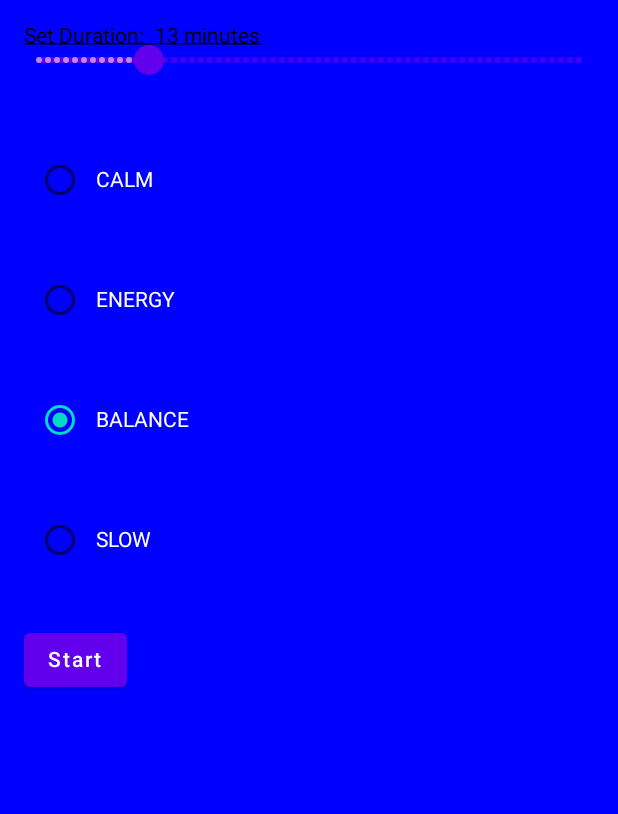
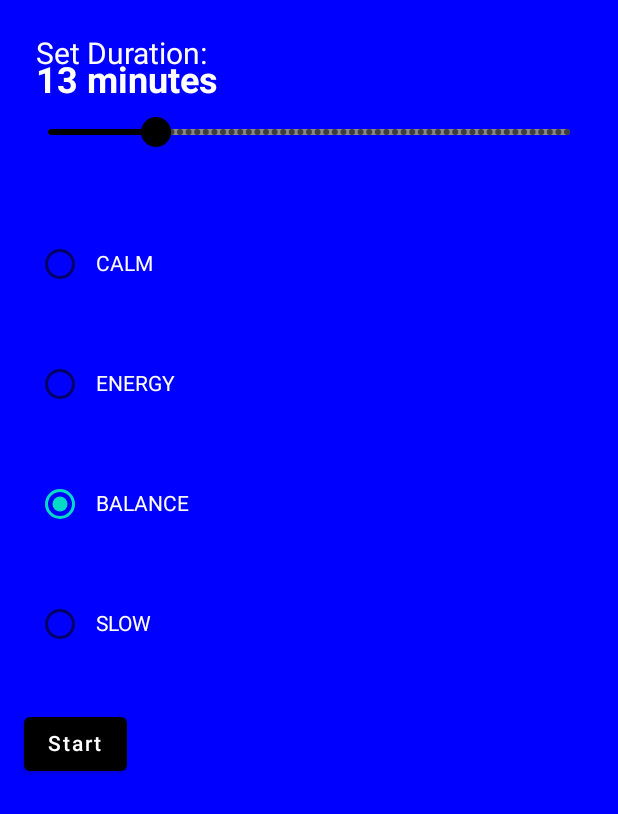
Before and after one commit to elpopes/zenzo, an Android app built with Jetpack Compose: the screen it shows after launch (MainActivity), on a phone screen of 412 x 824 dp. Shown: the top 814 px of the screen. Run offline under Robolectric (Android 15) with nearby library versions, the phone set to English and light mode, and no system bars.

Commit message:
Increase size of slider text, adjust colors

```diff
--- a/app/src/main/java/com/zenzo/zenzo/MeditationOptionsScreen.kt
+++ b/app/src/main/java/com/zenzo/zenzo/MeditationOptionsScreen.kt
@@ -19,19 +19,18 @@ import androidx.compose.ui.graphics.Color
 import androidx.compose.foundation.background
 import androidx.compose.foundation.layout.fillMaxSize
 import androidx.compose.foundation.layout.Box
-
-
+import androidx.compose.material.ButtonDefaults
 
 
 @Composable
 fun MeditationOptionsScreen(navController: NavController) {
     Column(
         modifier = Modifier
-            .fillMaxSize() // Fill the entire screen
-            .background(Color.Blue) // Set background color to blue
+            .fillMaxSize()
+            .background(Color.Blue)
     ) {
         var duration by remember { mutableStateOf(13) }
-        Box(modifier = Modifier.padding(16.dp)) {
+        Box(modifier = Modifier.padding(24.dp)) {
             SetTimer(duration = duration, onDurationChange = { duration = it })
         }
 
@@ -50,9 +49,18 @@ fun MeditationOptionsScreen(navController: NavController) {
 
 
         Box(modifier = Modifier.padding(16.dp)) {
-            Button(onClick = { startMeditation(duration, selectedPattern, navController) }) {
-                Text("Start", color = Color.White) // Set text color to white
+            Button(
+                onClick = { startMeditation(duration, selectedPattern, navController) },
+                colors = ButtonDefaults.buttonColors(
+                    backgroundColor = Color.Black,
+                    contentColor = Color.White,
+                    disabledBackgroundColor = Color.Gray,
+                    disabledContentColor = Color.White,
+                )
+            ) {
+                Text("Start", color = Color.White)
             }
+
         }
     }
 }
--- a/app/src/main/java/com/zenzo/zenzo/MeditationScreen.kt
+++ b/app/src/main/java/com/zenzo/zenzo/MeditationScreen.kt
@@ -21,7 +21,7 @@ import androidx.navigation.NavController
 fun MeditationScreen(navController: NavController, duration: Int, pattern: BreathingPattern) {
     val meditationTimeInSeconds = duration * 60
     val meditationTimePassed = remember { mutableStateOf(0) }
-    val animationState = remember { mutableStateOf(AnimationState.INHALE) }
+    val animationState = remember { mutableStateOf(AnimationState.EXHALE) }
 
     LaunchedEffect(key1 = meditationTimePassed.value) {
         if (meditationTimePassed.value < meditationTimeInSeconds) {
--- a/app/src/main/java/com/zenzo/zenzo/SetTimer.kt
+++ b/app/src/main/java/com/zenzo/zenzo/SetTimer.kt
@@ -3,15 +3,36 @@ package com.zenzo.zenzo
 import androidx.compose.material.Slider
 import androidx.compose.runtime.Composable
 import androidx.compose.material.Text
+import androidx.compose.ui.text.TextStyle
+import androidx.compose.ui.text.font.FontWeight
+import androidx.compose.ui.unit.sp
+import androidx.compose.ui.unit.dp
+import androidx.compose.foundation.layout.padding
+import androidx.compose.ui.graphics.Color
+import androidx.compose.material.SliderDefaults
+import androidx.compose.ui.Modifier
 
 @Composable
 fun SetTimer(duration: Int, onDurationChange: (Int) -> Unit) {
-    Text(text = "Set Duration:_____________")
+    Text(
+        text = "Set Duration:",
+        style = TextStyle(fontSize = 20.sp, color = Color.White) // Adjust the size and color here
+    )
     Slider(
         value = duration.toFloat(),
         onValueChange = { onDurationChange(it.toInt()) },
         valueRange = 1f..60f,
-        steps = 59
+        steps = 59,
+        colors = SliderDefaults.colors(
+            thumbColor = Color.Black,
+            activeTrackColor = Color.Black,
+            inactiveTrackColor = Color.Gray
+        ),
+        modifier = Modifier.padding(top = 40.dp) // Add space above the slider
     )
-    Text(text = "______________ $duration minutes")
+    Text(
+        text = "$duration minutes",
+        style = TextStyle(fontSize = 24.sp, color = Color.White, fontWeight = FontWeight.Bold), // Adjust the size and color here
+        modifier = Modifier.padding(top = 16.dp) // Add space above the text
+    )
 }
```
Also changed, not shown: app/src/main/java/com/zenzo/zenzo/ui/theme/Color.kt (+6 -6 lines), app/src/main/java/com/zenzo/zenzo/ui/theme/Theme.kt (+4 -6 lines).
